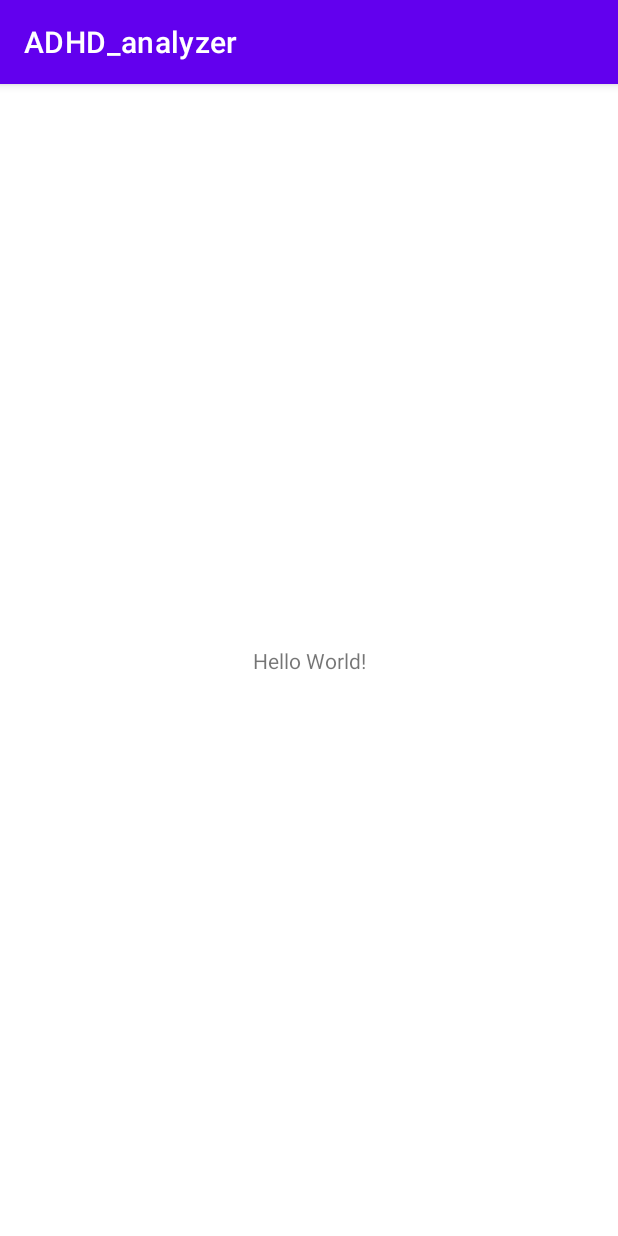
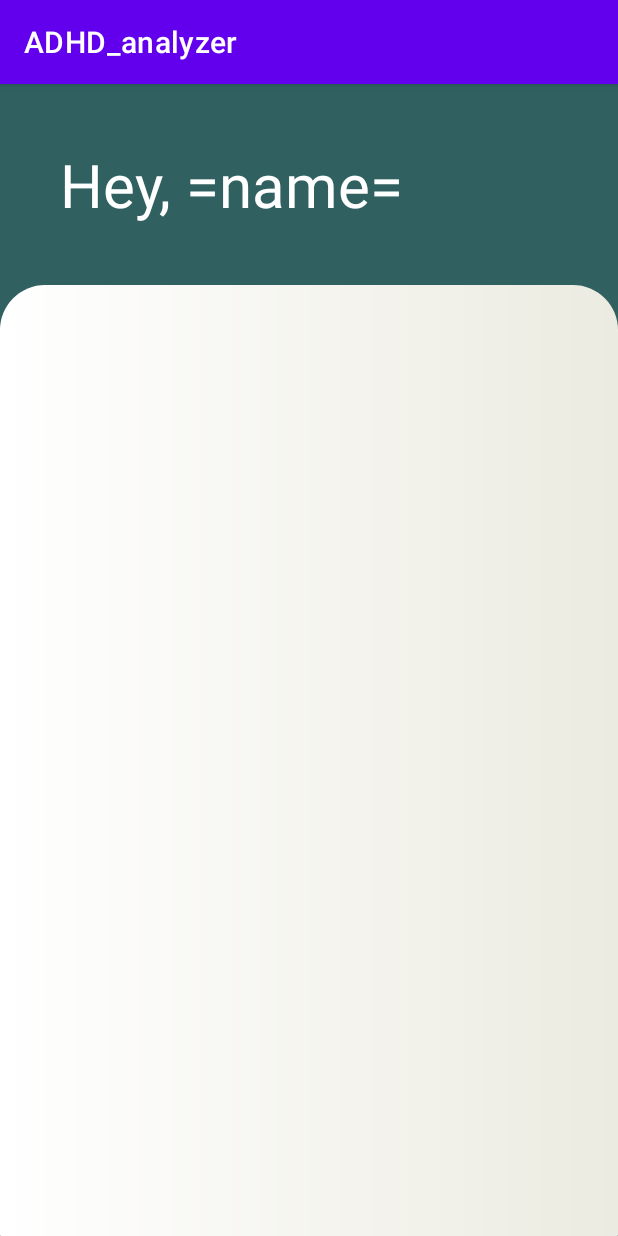
Before and after one commit to giladaharoni/ADHD_analyzer1, an Android app: the screen it shows after launch (MainActivity before the commit, LandPage after it), on a phone screen of 412 x 824 dp. Run offline under Robolectric (Android 15) with nearby library versions, the phone set to English and light mode, and no system bars.

Commit message:
adding layouts

```diff
--- a/app/src/main/AndroidManifest.xml
+++ b/app/src/main/AndroidManifest.xml
@@ -12,7 +12,7 @@
         android:theme="@style/Theme.ADHD_analyzer"
         tools:targetApi="31">
         <activity
-            android:name=".MainActivity"
+            android:name=".LandPage"
             android:exported="true">
             <intent-filter>
                 <action android:name="android.intent.action.MAIN" />
--- a/app/src/main/java/com/example/adhd_analyzer/MainActivity.java
+++ b/app/src/main/java/com/example/adhd_analyzer/LandPage.java
@@ -4,7 +4,7 @@ import androidx.appcompat.app.AppCompatActivity;
 
 import android.os.Bundle;
 
-public class MainActivity extends AppCompatActivity {
+public class LandPage extends AppCompatActivity {
 
     @Override
     protected void onCreate(Bundle savedInstanceState) {
--- /dev/null
+++ b/app/src/main/res/drawable/eliptical_card_white.xml
@@ -0,0 +1,14 @@
+<?xml version="1.0" encoding="utf-8"?>
+<shape xmlns:android="http://schemas.android.com/apk/res/android"
+    android:shape="rectangle">
+    <gradient
+        android:type="linear"
+        android:centerX="50%"
+        android:centerY="50%"
+        android:startColor="#FFFFFF"
+        android:endColor="#ECEBE1"
+        android:gradientRadius="30%"
+        android:tileMode="clamp" />
+    <corners android:topLeftRadius="30sp" android:topRightRadius="30sp"
+        android:bottomLeftRadius="0.1dp" android:bottomRightRadius="0.1dp" />
+</shape>
--- /dev/null
+++ b/app/src/main/res/drawable/main_bullet_shape.xml
@@ -0,0 +1,6 @@
+<?xml version="1.0" encoding="utf-8"?>
+<shape xmlns:android="http://schemas.android.com/apk/res/android"
+    android:shape="rectangle">
+    <solid android:color="@color/bullet" />
+    <corners android:radius="30dp" />
+</shape>
--- a/app/src/main/res/layout/activity_main.xml
+++ b/app/src/main/res/layout/activity_main.xml
@@ -1,18 +1,27 @@
 <?xml version="1.0" encoding="utf-8"?>
-<androidx.constraintlayout.widget.ConstraintLayout xmlns:android="http://schemas.android.com/apk/res/android"
+<LinearLayout xmlns:android="http://schemas.android.com/apk/res/android"
     xmlns:app="http://schemas.android.com/apk/res-auto"
     xmlns:tools="http://schemas.android.com/tools"
     android:layout_width="match_parent"
     android:layout_height="match_parent"
-    tools:context=".MainActivity">
+    android:background="@color/dark_background"
+    android:orientation="vertical"
+    tools:context=".LandPage">
 
     <TextView
+        android:layout_margin="40sp"
+        android:id="@+id/textView2"
         android:layout_width="wrap_content"
         android:layout_height="wrap_content"
-        android:text="Hello World!"
-        app:layout_constraintBottom_toBottomOf="parent"
-        app:layout_constraintEnd_toEndOf="parent"
-        app:layout_constraintStart_toStartOf="parent"
-        app:layout_constraintTop_toTopOf="parent" />
+        android:text="@string/hi"
+        android:textColor="@color/white"
+        android:textSize="40sp" />
 
-</androidx.constraintlayout.widget.ConstraintLayout>
+    <LinearLayout
+        android:layout_width="match_parent"
+        android:layout_height="match_parent"
+        android:background="@drawable/eliptical_card_white">
+
+    </LinearLayout>
+
+</LinearLayout>
--- a/app/src/main/res/values/colors.xml
+++ b/app/src/main/res/values/colors.xml
@@ -1,5 +1,6 @@
 <?xml version="1.0" encoding="utf-8"?>
 <resources>
+    <color name="dark_background">#306060</color>
     <color name="purple_200">#FFBB86FC</color>
     <color name="purple_500">#FF6200EE</color>
     <color name="purple_700">#FF3700B3</color>
@@ -7,4 +8,5 @@
     <color name="teal_700">#FF018786</color>
     <color name="black">#FF000000</color>
     <color name="white">#FFFFFFFF</color>
+    <color name="bullet">#C5C5C5</color>
 </resources>
--- a/app/src/main/res/values/strings.xml
+++ b/app/src/main/res/values/strings.xml
@@ -1,3 +1,4 @@
 <resources>
     <string name="app_name">ADHD_analyzer</string>
+    <string name="hi">Hey, =name=</string>
 </resources>
```
Also changed, not shown: app/src/main/res/drawable/floating_bar_bg.xml (added, +13 -0 lines), app/src/main/res/layout/floating_bar.xml (added, +19 -0 lines), app/src/main/res/layout/main_bullet.xml (added, +37 -0 lines).
